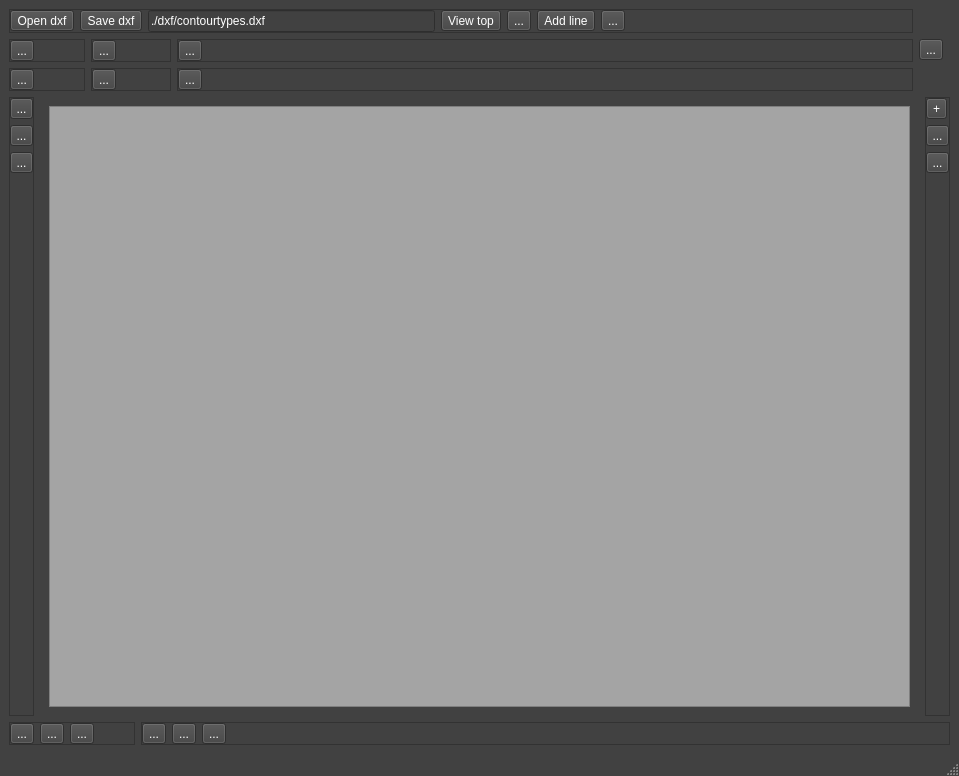
The window that mainwindow.ui (grotius-cnc/cam) describes before a commit, drawn with Qt 5.
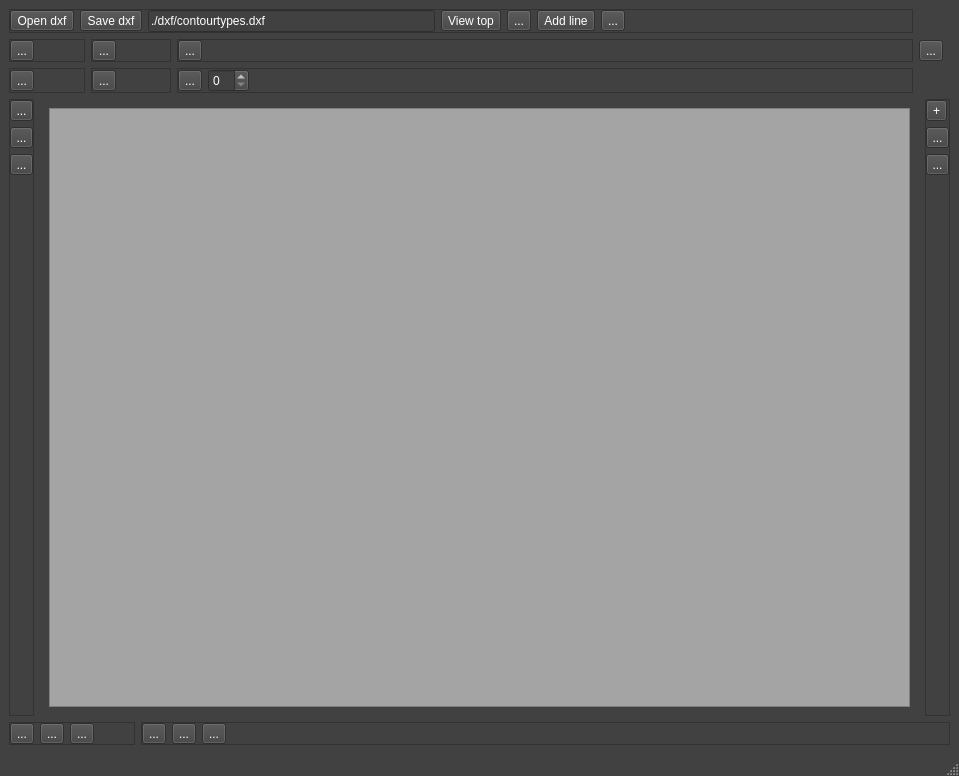
The same window after the commit. Icons and pictures are not drawn.

The edit to the form file:
```diff
--- a/mainwindow.ui
+++ b/mainwindow.ui
@@ -687,7 +687,7 @@
          </property>
         </widget>
        </item>
-       <item row="0" column="1">
+       <item row="0" column="2">
         <spacer name="horizontalSpacer_13">
          <property name="orientation">
           <enum>Qt::Horizontal</enum>
@@ -700,6 +700,9 @@
          </property>
         </spacer>
        </item>
+       <item row="0" column="1">
+        <widget class="QSpinBox" name="spinBox"/>
+       </item>
       </layout>
      </widget>
     </item>
```
